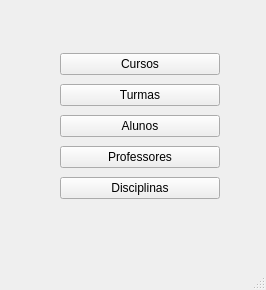
This is view/main.ui in jviriato/fbdqt as Qt 5 draws it before an edit. The edited form follows.
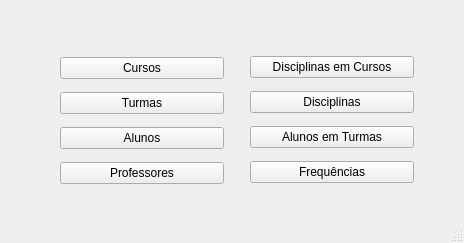
This is the edited form.

```diff
--- a/view/main.ui
+++ b/view/main.ui
@@ -6,8 +6,8 @@
    <rect>
     <x>0</x>
     <y>0</y>
-    <width>266</width>
-    <height>290</height>
+    <width>464</width>
+    <height>243</height>
    </rect>
   </property>
   <property name="windowTitle">
@@ -19,8 +19,8 @@
      <rect>
       <x>60</x>
       <y>50</y>
-      <width>160</width>
-      <height>156</height>
+      <width>164</width>
+      <height>141</height>
      </rect>
     </property>
     <layout class="QVBoxLayout" name="verticalLayout">
@@ -52,6 +52,25 @@
        </property>
       </widget>
      </item>
+    </layout>
+   </widget>
+   <widget class="QWidget" name="verticalLayoutWidget_2">
+    <property name="geometry">
+     <rect>
+      <x>250</x>
+      <y>49</y>
+      <width>164</width>
+      <height>141</height>
+     </rect>
+    </property>
+    <layout class="QVBoxLayout" name="verticalLayout_2">
+     <item>
+      <widget class="QPushButton" name="btnCurso_has_Disciplinas">
+       <property name="text">
+        <string>Disciplinas em Cursos</string>
+       </property>
+      </widget>
+     </item>
      <item>
       <widget class="QPushButton" name="btnDisciplinas">
        <property name="text">
@@ -59,6 +78,20 @@
        </property>
       </widget>
      </item>
+     <item>
+      <widget class="QPushButton" name="btnTurma_has_Aluno">
+       <property name="text">
+        <string>Alunos em Turmas</string>
+       </property>
+      </widget>
+     </item>
+     <item>
+      <widget class="QPushButton" name="btnFrequencia">
+       <property name="text">
+        <string>Frequências</string>
+       </property>
+      </widget>
+     </item>
     </layout>
    </widget>
   </widget>
```
